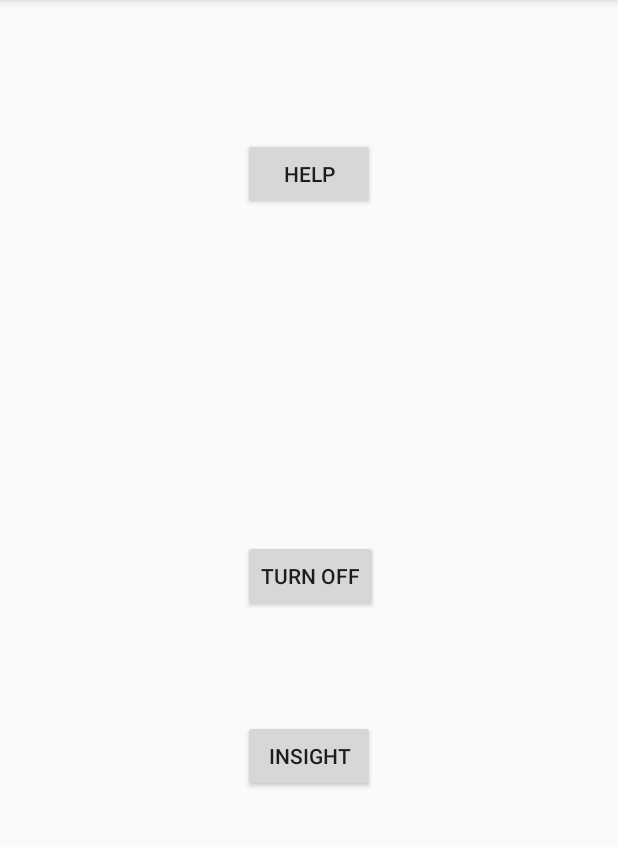
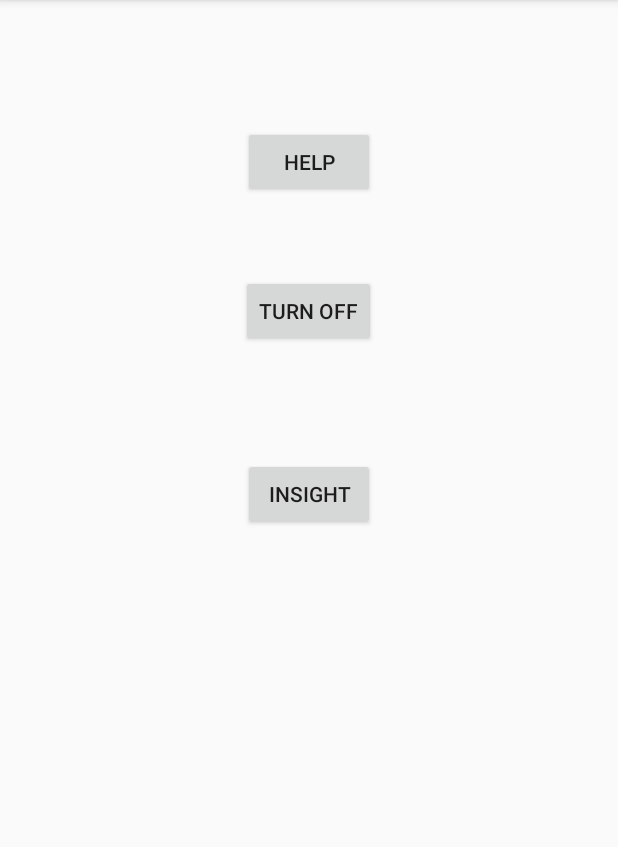
Before and after one commit to CUBoulder-2017-IML4HCI/virtual-service-dog, an Android app: the screen it shows after launch (MainActivity), on a phone screen of 412 x 824 dp, the part 84-931 px from its top. Run offline under Robolectric (Android 15) with nearby library versions, the phone set to English and light mode, and no system bars.

Commit message:
add help activity

```diff
--- a/app/src/main/AndroidManifest.xml
+++ b/app/src/main/AndroidManifest.xml
@@ -15,6 +15,7 @@
                 <category android:name="android.intent.category.LAUNCHER" />
             </intent-filter>
         </activity>
+        <activity android:name=".DisplayMessageActivity"></activity>
     </application>
 
 </manifest>
--- a/app/src/main/java/com/vsd/virtualservicedog/MainActivity.java
+++ b/app/src/main/java/com/vsd/virtualservicedog/MainActivity.java
@@ -1,13 +1,29 @@
 package com.vsd.virtualservicedog;
 
+import android.content.Intent;
 import android.support.v7.app.AppCompatActivity;
 import android.os.Bundle;
+import android.view.View;
+import android.widget.Button;
 
 public class MainActivity extends AppCompatActivity {
-
+    public static final String EXTRA_MESSAGE = "This is a test";
     @Override
     protected void onCreate(Bundle savedInstanceState) {
         super.onCreate(savedInstanceState);
         setContentView(R.layout.activity_main);
+
+        Button mybtn = (Button) findViewById(R.id.helpbtn);
+        mybtn.setOnClickListener(new View.OnClickListener() {
+            public void onClick(View v) {
+                getHelp();
+            }
+        });
+    }
+
+    /** Called when the user taps the Help button */
+    public void getHelp() {
+        Intent intent = new Intent(this, DisplayMessageActivity.class);
+        startActivity(intent);
     }
 }
--- a/app/src/main/res/layout/activity_main.xml
+++ b/app/src/main/res/layout/activity_main.xml
@@ -14,25 +14,26 @@
         android:layout_height="wrap_content"
         android:text="Help"
         android:id="@+id/helpbtn"
+        android:layout_alignParentTop="true"
         android:layout_centerHorizontal="true"
-        android:layout_marginTop="76dp" />
+        android:layout_marginTop="68dp" />
 
     <Button
         android:layout_width="wrap_content"
         android:layout_height="wrap_content"
         android:text="Turn off"
         android:id="@+id/turn_off"
-        android:layout_centerVertical="true"
-        android:layout_alignLeft="@+id/helpbtn"
-        android:layout_alignStart="@+id/helpbtn" />
+        android:layout_below="@+id/helpbtn"
+        android:layout_centerHorizontal="true"
+        android:layout_marginTop="51dp" />
 
     <Button
         android:layout_width="wrap_content"
         android:layout_height="wrap_content"
         android:text="Insight"
         android:id="@+id/insight"
-        android:layout_marginTop="72dp"
         android:layout_below="@+id/turn_off"
-        android:layout_alignLeft="@+id/turn_off"
-        android:layout_alignStart="@+id/turn_off" />
+        android:layout_centerHorizontal="true"
+        android:layout_marginTop="74dp" />
+
 </RelativeLayout>
```
Also changed, not shown: app/src/main/java/com/vsd/virtualservicedog/DisplayMessageActivity.java (added, +23 -0 lines), app/src/main/res/layout/activity_display_message.xml (added, +20 -0 lines).
